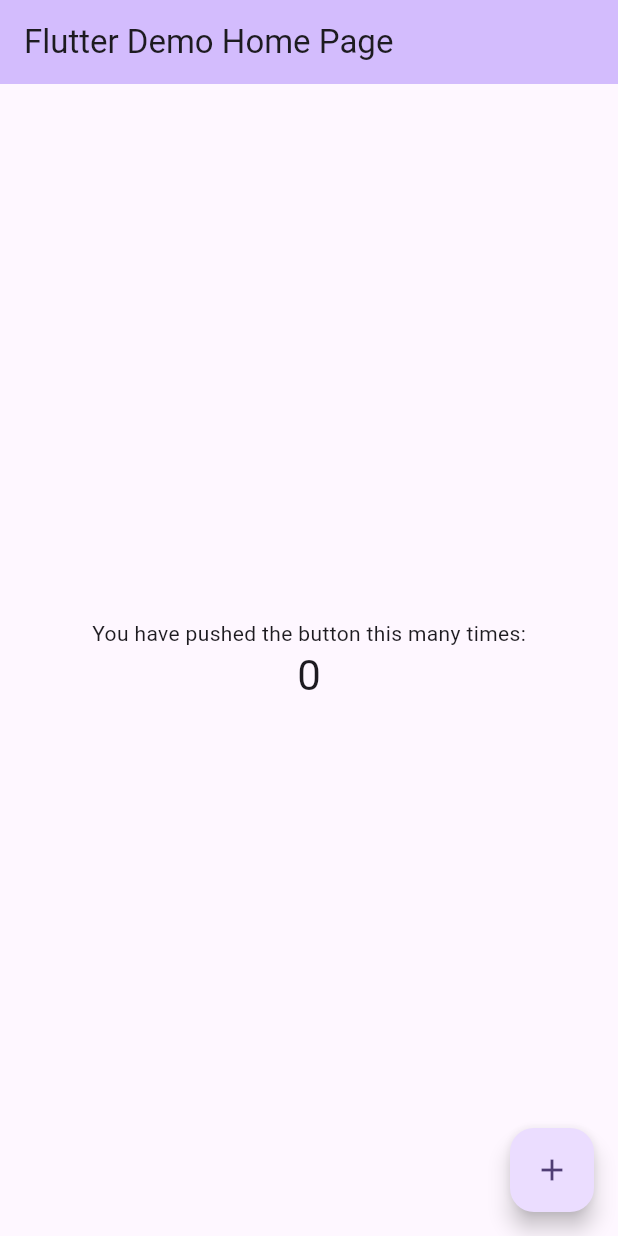
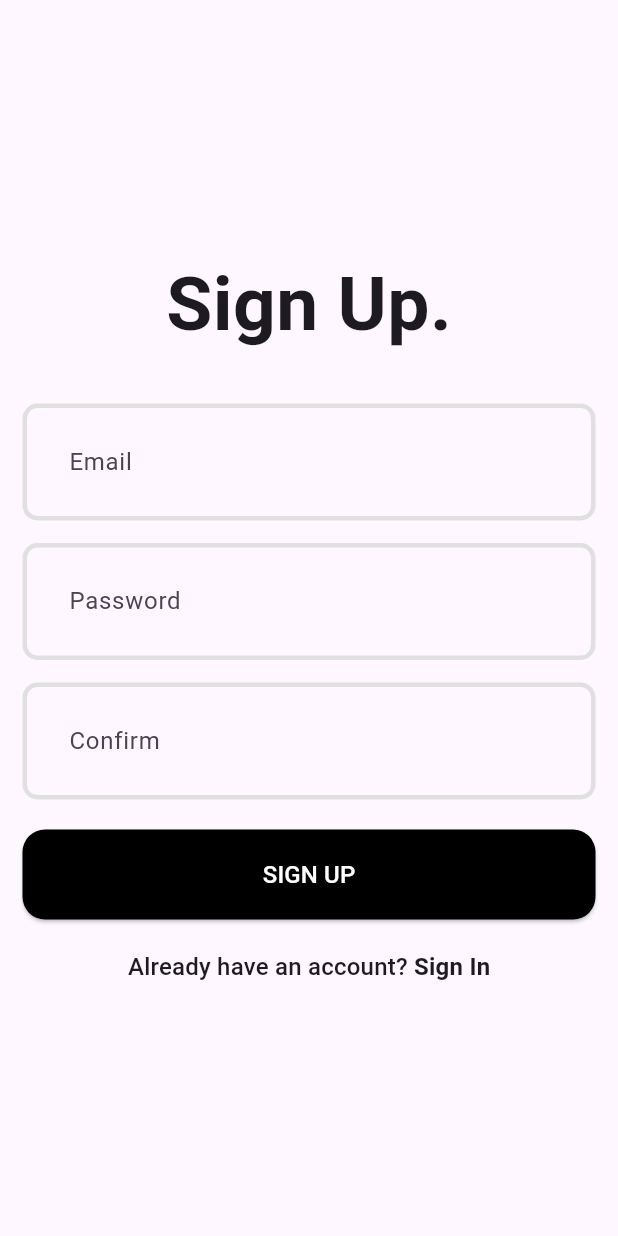
Before and after one commit to khanhduy74105/recruite_app, a Flutter app: the screen it shows after launch, on a phone screen of 412 x 824 dp. Run offline on Flutter 3.47's test engine with Material 3 defaults, Android fonts, the phone set to English and light mode, and no system bars; our stand-ins replace flutter_bloc, supabase_flutter; accounts and stored records are empty; Roboto replaces fonts that are missing (Cera Pro).

Commit message:
Login + Register page

```diff
--- /dev/null
+++ b/flutter_application/lib/core/constants/env.dart
@@ -0,0 +1,4 @@
+class Env {
+  static const String supabaseUrl = 'https://mzhopebjafhhlgsyooht.supabase.co';
+  static const String supabaseKey = 'eyJhbGciOiJIUzI1NiIsInR5cCI6IkpXVCJ9.eyJpc3MiOiJzdXBhYmFzZSIsInJlZiI6Im16aG9wZWJqYWZoaGxnc3lvb2h0Iiwicm9sZSI6ImFub24iLCJpYXQiOjE3NDE3MDQxNTQsImV4cCI6MjA1NzI4MDE1NH0.1S4Ie3T8HB7ti2xAh9ULoXCzuWDRlAYipgrGNsNQG2U';
+}
--- /dev/null
+++ b/flutter_application/lib/features/auth/cubit/auth_cubit.dart
@@ -0,0 +1,48 @@
+import 'package:flutter_application/features/auth/repository/auth_repository.dart';
+import 'package:flutter_application/models/user_models.dart';
+import 'package:flutter_bloc/flutter_bloc.dart';
+
+part 'auth_state.dart';
+
+class AuthCubit extends Cubit<AuthStates> {
+  AuthCubit() : super(AuthInitial());
+  final authRepository = AuthRepository();
+  void signUp({
+    required String email,
+    required String password,
+  }) async {
+    try {
+      emit(AuthLoading());
+      await authRepository.signUp(
+        email: email,
+        password: password,
+      );
+
+      emit(AuthSignUp());
+    } catch (e) {
+      emit(AuthError(e.toString()));
+    }
+  }
+
+  void login({
+    required String email,
+    required String password,
+  }) async {
+    try {
+      emit(AuthLoading());
+      final userModel = await authRepository.login(
+        email: email,
+        password: password,
+      );
+
+      if (userModel == null) {
+        throw Exception('User not found');
+      }
+
+      emit(AuthLoggedIn(userModel));
+    } catch (e) {
+      print('ctach error: $e');
+      emit(AuthError(e.toString()));
+    }
+  }
+}
--- /dev/null
+++ b/flutter_application/lib/features/auth/cubit/auth_state.dart
@@ -0,0 +1,19 @@
+part of "auth_cubit.dart";
+
+sealed class AuthStates {}
+
+final class AuthInitial extends AuthStates {}
+
+final class AuthLoading extends AuthStates {}
+
+final class AuthSignUp extends AuthStates {}
+
+final class AuthLoggedIn extends AuthStates {
+  final UserModel user;
+  AuthLoggedIn(this.user);
+}
+
+final class AuthError extends AuthStates {
+  final String error;
+  AuthError(this.error);
+}
--- /dev/null
+++ b/flutter_application/lib/features/auth/pages/signup_page.dart
@@ -0,0 +1,161 @@
+import 'package:flutter/material.dart';
+import 'package:flutter_application/features/auth/cubit/auth_cubit.dart';
+import 'package:flutter_application/features/auth/pages/login_page.dart';
+import 'package:flutter_bloc/flutter_bloc.dart';
+
+class SignupPage extends StatefulWidget {
+  static MaterialPageRoute route() => MaterialPageRoute(
+        builder: (context) => const SignupPage(),
+      );
+  const SignupPage({super.key});
+
+  @override
+  State<SignupPage> createState() => _SignupPageState();
+}
+
+class _SignupPageState extends State<SignupPage> {
+  final emailController = TextEditingController();
+  final passwordController = TextEditingController();
+  final confirmPasswordController = TextEditingController();
+  final formKey = GlobalKey<FormState>();
+
+  @override
+  void dispose() {
+    emailController.dispose();
+    passwordController.dispose();
+    confirmPasswordController.dispose();
+    super.dispose();
+  }
+
+  void signUpUser() {
+    if (formKey.currentState!.validate()) {
+      context.read<AuthCubit>().signUp(
+            email: emailController.text.trim(),
+            password: passwordController.text.trim(),
+          );
+    }
+  }
+
+  @override
+  Widget build(BuildContext context) {
+    return Scaffold(
+        body: BlocConsumer<AuthCubit, AuthStates>(
+      listener: (context, state) {
+        if (state is AuthError) {
+          ScaffoldMessenger.of(context).showSnackBar(
+            SnackBar(
+              content: Text(state.error),
+            ),
+          );
+        } else if (state is AuthSignUp) {
+          ScaffoldMessenger.of(context).showSnackBar(
+            const SnackBar(
+              content: Text("Account created! Login NOW!"),
+            ),
+          );
+        }
+      },
+      builder: (context, state) {
+        if (state is AuthLoading) {
+          return const Center(
+            child: CircularProgressIndicator(),
+          );
+        }
+
+        return Padding(
+          padding: const EdgeInsets.all(15.0),
+          child: Form(
+            key: formKey,
+            child: Column(
+              mainAxisAlignment: MainAxisAlignment.center,
+              children: [
+                const Text(
+                  "Sign Up.",
+                  style: TextStyle(
+                    fontSize: 50,
+                    fontWeight: FontWeight.bold,
+                  ),
+                ),
+                const SizedBox(height: 30),
+
+                TextFormField(
+                  controller: emailController,
+                  decoration: const InputDecoration(
+                    hintText: 'Email',
+                  ),
+                  validator: (value) {
+                    if (value == null ||
+                        value.trim().isEmpty ||
+                        !value.trim().contains("@")) {
+                      return "Email field is invalid!";
+                    }
+                    return null;
+                  },
+                ),
+                const SizedBox(height: 15),
+                TextFormField(
+                  controller: passwordController,
+                  decoration: const InputDecoration(
+                    hintText: 'Password',
+                  ),
+                  validator: (value) {
+                    if (value == null ||
+                        value.trim().isEmpty ||
+                        value.trim().length <= 6) {
+                      return "Password field is invalid!";
+                    }
+                    return null;
+                  },
+                ),
+                const SizedBox(height: 15),
+                TextFormField(
+                  controller: confirmPasswordController,
+                  decoration: const InputDecoration(
+                    hintText: 'Confirm',
+                  ),
+                  validator: (value) {
+                    if (value == null || value.trim().isEmpty) {
+                      return "Confirm password field cannot be empty!";
+                    }
+                    return null;
+                  },
+                ),
+                const SizedBox(height: 20),
+                ElevatedButton(
+                  onPressed: signUpUser,
+                  child: const Text(
+                    'SIGN UP',
+                    style: TextStyle(
+                      fontSize: 16,
+                      color: Colors.white,
+                    ),
+                  ),
+                ),
+                const SizedBox(height: 20),
+                GestureDetector(
+                  onTap: () {
+                    Navigator.of(context).pushReplacement(LoginPage.route());
+                  },
+                  child: RichText(
+                    text: TextSpan(
+                      text: 'Already have an account? ',
+                      style: Theme.of(context).textTheme.titleMedium,
+                      children: const [
+                        TextSpan(
+                          text: 'Sign In',
+                          style: TextStyle(
+                            fontWeight: FontWeight.bold,
+                          ),
+                        ),
+                      ],
+                    ),
+                  ),
+                ),
+              ],
+            ),
+          ),
+        );
+      },
+    ));
+  }
+}
--- /dev/null
+++ b/flutter_application/lib/features/auth/repository/auth_repository.dart
@@ -0,0 +1,59 @@
+import 'package:flutter_application/models/user_models.dart';
+import 'package:supabase_flutter/supabase_flutter.dart';
+
+class AuthRepository {
+
+  final SupabaseClient supabase = Supabase.instance.client;
+
+  Future<bool> signUp({
+    required String email,
+    required String password,
+  }) async {
+    try {
+
+      AuthResponse authResponse = await supabase.auth.signUp(
+        email: email,
+        password: password,
+        emailRedirectTo: 'io.supabase.flutterquickstart://signup-callback/'
+      );
+
+      if (authResponse.user != null) {
+          await supabase.from('user').insert(
+          {
+            'email': email,
+            'full_name': email.split('@')[0],
+          },
+         );
+         return true;
+      } else {
+        return false;
+      }
+    } catch (e) {
+      throw e.toString();
+    }
+  }
+
+  Future<UserModel?> login({
+    required String email,
+    required String password,
+  }) async {
+    try {
+      AuthResponse authResponse = await supabase.auth.signInWithPassword(
+        email: email,
+        password: password,
+      );
+
+      if (authResponse.user != null) {
+        final response = await supabase.from('user').select().eq('email', email);
+        if (response.isEmpty) {
+          throw Exception('User not found');
+        }
+        return UserModel.fromJson(authResponse.user!.toJson());
+      } else {
+        return null;
+      }
+    } catch (e) {
+      throw e.toString();
+    }
+  }
+}
--- a/flutter_application/lib/main.dart
+++ b/flutter_application/lib/main.dart
@@ -1,33 +1,36 @@
+import 'dart:async';
 import 'package:flutter/material.dart';
+import 'package:flutter_application/core/constants/env.dart';
+import 'package:flutter_application/features/auth/cubit/auth_cubit.dart';
+import 'package:flutter_application/features/auth/pages/signup_page.dart';
+import 'package:flutter_application/features/home/pages/home_page.dart';
+import 'package:flutter_bloc/flutter_bloc.dart';
+import 'package:supabase_flutter/supabase_flutter.dart';
 
-void main() {
-  runApp(const MyApp());
+Future<void> main() async {
+  await Supabase.initialize(
+    url: Env.supabaseUrl,
+    anonKey: Env.supabaseKey
+  );
+  runApp(
+    MultiBlocProvider(
+      providers: [
+        BlocProvider(create: (_) => AuthCubit()),
+        // BlocProvider(create: (_) => TasksCubit()),
+      ],
+      child: const MyApp(),
+    ),
+  );
 }
 
 class MyApp extends StatelessWidget {
   const MyApp({super.key});
 
-  // This widget is the root of your application.
   @override
   Widget build(BuildContext context) {
     return MaterialApp(
       title: 'Flutter Demo',
       theme: ThemeData(
-        // This is the theme of your application.
-        //
-        // TRY THIS: Try running your application with "flutter run". You'll see
-        // the application has a purple toolbar. Then, without quitting the app,
-        // try changing the seedColor in the colorScheme below to Colors.green
-        // and then invoke "hot reload" (save your changes or press the "hot
-        // reload" button in a Flutter-supported IDE, or press "r" if you used
-        // the command line to start the app).
-        //
-        // Notice that the counter didn't reset back to zero; the application
-        // state is not lost during the reload. To reset the state, use hot
-        // restart instead.
-        //
-        // This works for code too, not just values: Most code changes can be
-        // tested with just a hot reload.
         colorScheme: ColorScheme.fromSeed(seedColor: Colors.deepPurple),
         useMaterial3: true,
       ),
@@ -38,16 +41,6 @@ class MyApp extends StatelessWidget {
 
 class MyHomePage extends StatefulWidget {
   const MyHomePage({super.key, required this.title});
-
-  // This widget is the home page of your application. It is stateful, meaning
-  // that it has a State object (defined below) that contains fields that affect
-  // how it looks.
-
-  // This class is the configuration for the state. It holds the values (in this
-  // case the title) provided by the parent (in this case the App widget) and
-  // used by the build method of the State. Fields in a Widget subclass are
-  // always marked "final".
-
   final String title;
 
   @override
@@ -55,71 +48,60 @@ class MyHomePage extends StatefulWidget {
 }
 
 class _MyHomePageState extends State<MyHomePage> {
-  int _counter = 0;
-
-  void _incrementCounter() {
-    setState(() {
-      // This call to setState tells the Flutter framework that something has
-      // changed in this State, which causes it to rerun the build method below
-      // so that the display can reflect the updated values. If we changed
-      // _counter without calling setState(), then the build method would not be
-      // called again, and so nothing would appear to happen.
-      _counter++;
-    });
-  }
-
   @override
   Widget build(BuildContext context) {
-    // This method is rerun every time setState is called, for instance as done
-    // by the _incrementCounter method above.
-    //
-    // The Flutter framework has been optimized to make rerunning build methods
-    // fast, so that you can just rebuild anything that needs updating rather
-    // than having to individually change instances of widgets.
-    return Scaffold(
-      appBar: AppBar(
-        // TRY THIS: Try changing the color here to a specific color (to
-        // Colors.amber, perhaps?) and trigger a hot reload to see the AppBar
-        // change color while the other colors stay the same.
-        backgroundColor: Theme.of(context).colorScheme.inversePrimary,
-        // Here we take the value from the MyHomePage object that was created by
-        // the App.build method, and use it to set our appbar title.
-        title: Text(widget.title),
+    return MaterialApp(
+      title: 'Task App',
+      theme: ThemeData(
+        fontFamily: "Cera Pro",
+        inputDecorationTheme: InputDecorationTheme(
+          contentPadding: const EdgeInsets.all(27),
+          enabledBorder: OutlineInputBorder(
+            borderSide: BorderSide(
+              color: Colors.grey.shade300,
+              width: 3,
+            ),
+            borderRadius: BorderRadius.circular(10),
+          ),
+          focusedBorder: OutlineInputBorder(
+            borderSide: const BorderSide(
+              width: 3,
+            ),
+            borderRadius: BorderRadius.circular(10),
+          ),
+          border: OutlineInputBorder(
+            borderSide: const BorderSide(
+              width: 3,
+            ),
+            borderRadius: BorderRadius.circular(10),
+          ),
+          errorBorder: OutlineInputBorder(
+            borderSide: const BorderSide(
+              color: Colors.red,
+              width: 3,
+            ),
+            borderRadius: BorderRadius.circular(10),
+          ),
+        ),
+        elevatedButtonTheme: ElevatedButtonThemeData(
+          style: ElevatedButton.styleFrom(
+            backgroundColor: Colors.black,
+            minimumSize: const Size(double.infinity, 60),
+            shape: RoundedRectangleBorder(
+              borderRadius: BorderRadius.circular(15),
+            ),
+          ),
+        ),
+        useMaterial3: true,
       ),
-      body: Center(
-        // Center is a layout widget. It takes a single child and positions it
-        // in the middle of the parent.
-        child: Column(
-          // Column is also a layout widget. It takes a list of children and
-          // arranges them vertically. By default, it sizes itself to fit its
-          // children horizontally, and tries to be as tall as its parent.
-          //
-          // Column has various properties to control how it sizes itself and
-          // how it positions its children. Here we use mainAxisAlignment to
-          // center the children vertically; the main axis here is the vertical
-          // axis because Columns are vertical (the cross axis would be
-          // horizontal).
-          //
-          // TRY THIS: Invoke "debug painting" (choose the "Toggle Debug Paint"
-          // action in the IDE, or press "p" in the console), to see the
-          // wireframe for each widget.
-          mainAxisAlignment: MainAxisAlignment.center,
-          children: <Widget>[
-            const Text(
-              'You have pushed the button this many times:',
-            ),
-            Text(
-              '$_counter',
-              style: Theme.of(context).textTheme.headlineMedium,
-            ),
-          ],
-        ),
+      home: BlocBuilder<AuthCubit, AuthStates>(
+        builder: (context, state) {
+          if (state is AuthLoggedIn) {
+            return const HomePage();
+          }
+          return const SignupPage();
+        },
       ),
-      floatingActionButton: FloatingActionButton(
-        onPressed: _incrementCounter,
-        tooltip: 'Increment',
-        child: const Icon(Icons.add),
-      ), // This trailing comma makes auto-formatting nicer for build methods.
     );
   }
 }
--- /dev/null
+++ b/flutter_application/lib/models/user_models.dart
@@ -0,0 +1,84 @@
+enum UserRole { admin, user, guest }
+
+UserRole userRoleFromString(String role) {
+  switch (role) {
+    case 'admin':
+      return UserRole.admin;
+    case 'user':
+      return UserRole.user;
+    case 'guest':
+      return UserRole.guest;
+    default:
+      throw Exception('Unknown user role: $role');
+  }
+}
+
+String userRoleToString(UserRole role) {
+  switch (role) {
+    case UserRole.admin:
+      return 'admin';
+    case UserRole.user:
+      return 'user';
+    case UserRole.guest:
+      return 'guest';
+  }
+}
+class UserModel {
+  final int id;
+  final int? resume;
+  final String email;
+  final DateTime? createdAt;
+  final String? phone;
+  final String? bio;
+  final UserRole? role;
+  final String? headline;
+  final String? location;
+  final String? avatarUrl;
+  final String? fullName;
+
+  UserModel({
+    required this.id,
+    this.resume,
+    required this.email,
+    this.createdAt,
+    this.phone,
+    this.bio,
+    this.role,
+    this.headline,
+    this.location,
+    this.avatarUrl,
+    this.fullName,
+  });
+
+  factory UserModel.fromJson(Map<String, dynamic> json) {
+    return UserModel(
+      id: json['id'],
+      resume: json['resume'],
+      email: json['email'],
+      createdAt: json['created_at'] != null ? DateTime.parse(json['created_at']) : null,
+      phone: json['phone'],
+      bio: json['bio'],
+      role: json['role'] != null ? userRoleFromString(json['role']) : null,
+      headline: json['headline'],
+      location: json['location'],
+      avatarUrl: json['avatar_url'],
+      fullName: json['full_name'],
+    );
+  }
+
+  Map<String, dynamic> toJson() {
+    return {
+      'id': id,
+      'resume': resume,
+      'email': email,
+      'created_at': createdAt?.toIso8601String(),
+      'phone': phone,
+      'bio': bio,
+      'role': role != null ? userRoleToString(role!) : null,
+      'headline': headline,
+      'location': location,
+      'avatar_url': avatarUrl,
+      'full_name': fullName,
+    };
+  }
+}
```
Also changed, not shown: flutter_application/lib/features/auth/pages/login_page.dart (added, +150 -0 lines), flutter_application/lib/features/home/pages/home_page.dart (added, +25 -0 lines), flutter_application/pubspec.yaml (+9 -0 lines), flutter_application/pubspec.lock, 5 other files.
